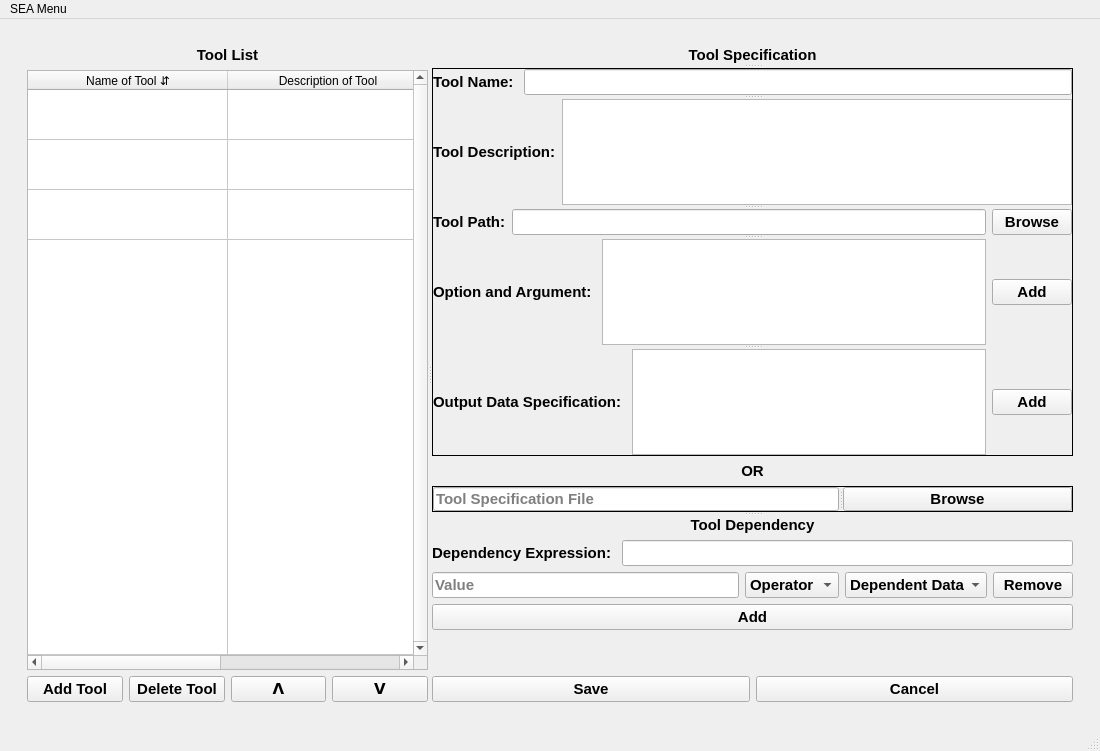
The window that gui/stacked.ui (GitRDone-6/SEA) describes before a commit, drawn with Qt 5.
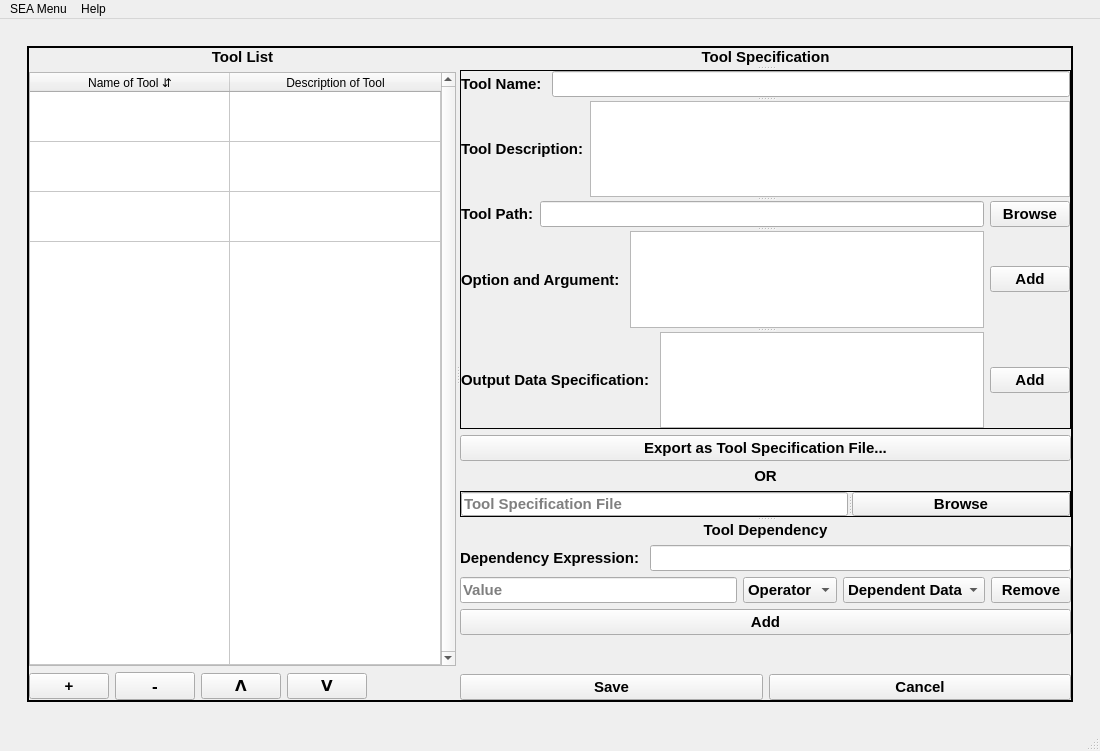
The same window after the commit.

The edit to the form file:
```diff
--- a/gui/stacked.ui
+++ b/gui/stacked.ui
@@ -760,6 +760,9 @@
            <layout class="QGridLayout" name="gridLayout_7">
             <item row="0" column="0">
              <widget class="QSplitter" name="splitter_9">
+              <property name="frameShape">
+               <enum>QFrame::WinPanel</enum>
+              </property>
               <property name="orientation">
                <enum>Qt::Horizontal</enum>
               </property>
@@ -863,14 +866,19 @@
                   <item>
                    <widget class="QPushButton" name="pushbutton_add_tool">
                     <property name="text">
-                     <string>Add Tool</string>
+                     <string>+</string>
                     </property>
                    </widget>
                   </item>
                   <item>
                    <widget class="QPushButton" name="pushbutton_delete_tool">
+                    <property name="font">
+                     <font>
+                      <pointsize>13</pointsize>
+                     </font>
+                    </property>
                     <property name="text">
-                     <string>Delete Tool</string>
+                     <string>-</string>
                     </property>
                    </widget>
                   </item>
@@ -888,6 +896,19 @@
                     </property>
                    </widget>
                   </item>
+                  <item>
+                   <spacer name="horizontalSpacer">
+                    <property name="orientation">
+                     <enum>Qt::Horizontal</enum>
+                    </property>
+                    <property name="sizeHint" stdset="0">
+                     <size>
+                      <width>40</width>
+                      <height>20</height>
+                     </size>
+                    </property>
+                   </spacer>
+                  </item>
                  </layout>
                 </item>
                </layout>
@@ -1007,6 +1028,13 @@
                    </widget>
                   </widget>
                  </item>
+                 <item>
+                  <widget class="QPushButton" name="pushButton">
+                   <property name="text">
+                    <string>Export as Tool Specification File...</string>
+                   </property>
+                  </widget>
+                 </item>
                  <item>
                   <widget class="QLabel" name="tool_specification_OR_label">
                    <property name="text">
@@ -1204,7 +1232,13 @@
     <addaction name="separator"/>
     <addaction name="actionTool"/>
    </widget>
+   <widget class="QMenu" name="menuHelp">
+    <property name="title">
+     <string>Help</string>
+    </property>
+   </widget>
    <addaction name="menuSEA_Menu"/>
+   <addaction name="menuHelp"/>
   </widget>
   <widget class="QStatusBar" name="statusbar"/>
   <action name="actionTool">
```
